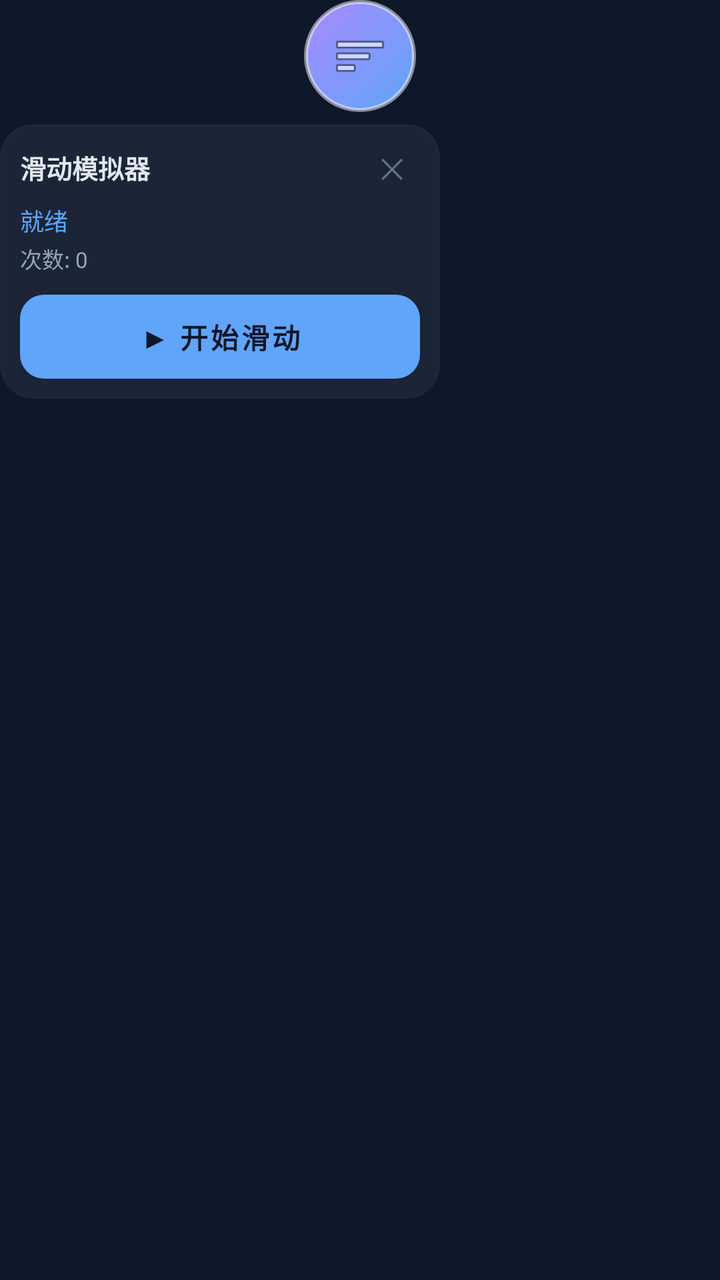
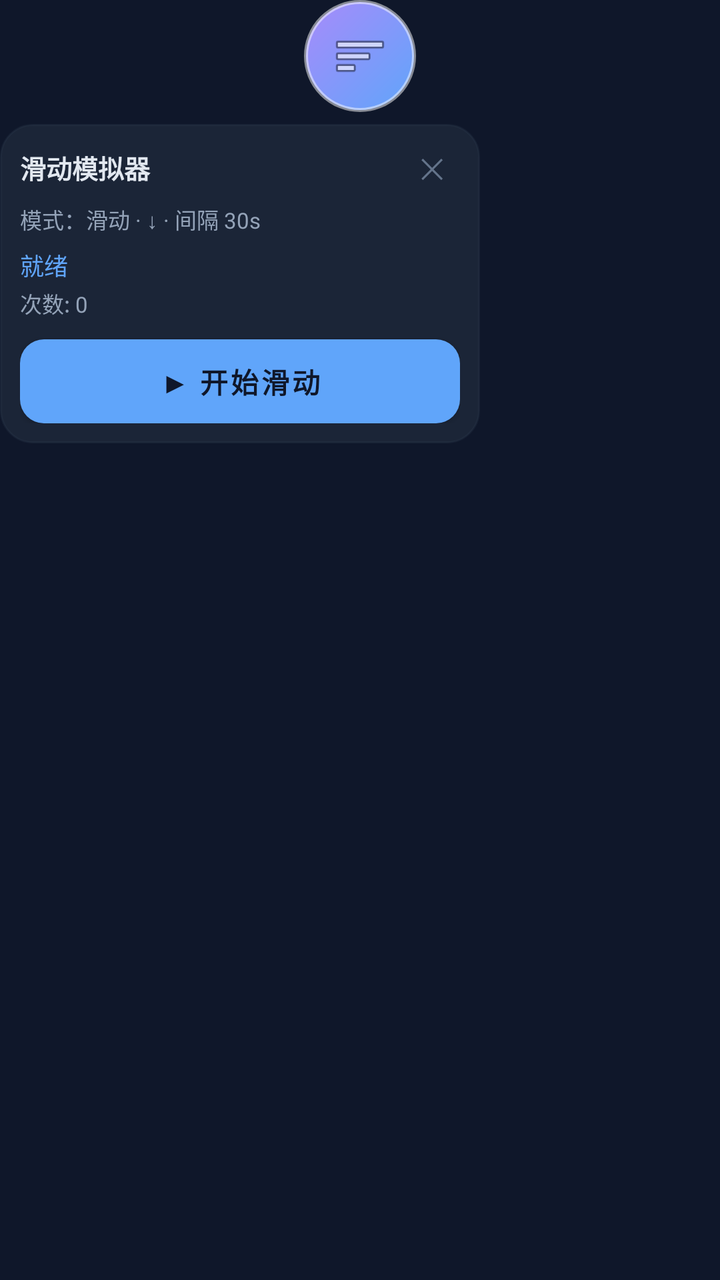

The first picture is an Android layout as it rendered before a commit; the second is the same layout after the commit. The layout source and the unified diff follow.
<!-- AndroidManifest.xml: application theme Theme.SwipeSim -->
<!-- res/layout/floating_widget.xml -->
<?xml version="1.0" encoding="utf-8"?>
<LinearLayout xmlns:android="http://schemas.android.com/apk/res/android"
    android:layout_width="wrap_content"
    android:layout_height="wrap_content"
    android:orientation="vertical">

    
    <ImageView
        android:id="@+id/handle"
        android:layout_width="56dp"
        android:layout_height="56dp"
        android:layout_gravity="center"
        android:src="@android:drawable/ic_menu_sort_by_size"
        android:background="@drawable/bg_handle"
        android:padding="14dp"
        android:scaleType="centerInside"
        android:contentDescription="悬浮球"/>

    
    <LinearLayout
        android:id="@+id/panel"
        android:layout_width="220dp"
        android:layout_height="wrap_content"
        android:orientation="vertical"
        android:background="@drawable/bg_floating"
        android:padding="10dp"
        android:layout_marginTop="6dp"
        android:visibility="visible">

        <LinearLayout
            android:layout_width="match_parent"
            android:layout_height="wrap_content"
            android:orientation="horizontal"
            android:gravity="center_vertical"
            android:layout_marginBottom="6dp">
            <TextView
                android:layout_width="0dp"
                android:layout_height="wrap_content"
                android:layout_weight="1"
                android:text="滑动模拟器"
                android:textColor="@color/text1"
                android:textSize="13sp"
                android:textStyle="bold"/>
            <TextView
                android:id="@+id/btn_close"
                android:layout_width="wrap_content"
                android:layout_height="wrap_content"
                android:text="✕"
                android:textColor="@color/text3"
                android:textSize="14sp"
                android:paddingStart="8dp"
                android:paddingEnd="8dp"
                android:paddingTop="2dp"
                android:paddingBottom="2dp"/>
        </LinearLayout>

        <TextView
            android:id="@+id/tv_status"
            android:layout_width="wrap_content"
            android:layout_height="wrap_content"
            android:text="就绪"
            android:textColor="@color/primary"
            android:textSize="12sp"
            android:layout_marginBottom="2dp"/>
        <TextView
            android:id="@+id/tv_count"
            android:layout_width="wrap_content"
            android:layout_height="wrap_content"
            android:text="次数: 0"
            android:textColor="@color/text2"
            android:textSize="11sp"
            android:layout_marginBottom="10dp"/>

        <Button
            android:id="@+id/btn_start"
            android:layout_width="match_parent"
            android:layout_height="42dp"
            android:text="▶ 开始滑动"
            android:textStyle="bold"
            android:textSize="14sp"
            android:textColor="@color/bg"
            android:background="@drawable/bg_btn_primary"/>
    </LinearLayout>
</LinearLayout>
<!-- resources referenced by this layout -->
<resources>
  <color name="bg">#0F172A</color>
  <color name="primary">#60A5FA</color>
  <color name="text1">#E2E8F0</color>
  <color name="text2">#94A3B8</color>
  <color name="text3">#64748B</color>
  <!-- drawable bg_btn_primary (drawable) -->
  <?xml version="1.0" encoding="utf-8"?>
  <shape xmlns:android="http://schemas.android.com/apk/res/android"
      android:shape="rectangle">
      <gradient
          android:startColor="#60A5FA"
          android:endColor="#A78BFA"
          android:angle="135"/>
      <corners android:radius="12dp"/>
  </shape>
  <!-- drawable bg_floating (drawable) -->
  <?xml version="1.0" encoding="utf-8"?>
  <shape xmlns:android="http://schemas.android.com/apk/res/android"
      android:shape="rectangle">
      <solid android:color="#CC1E293B"/>
      <corners android:radius="16dp"/>
      <stroke android:width="1dp" android:color="#44334155"/>
  </shape>
  <!-- drawable bg_handle (drawable) -->
  <?xml version="1.0" encoding="utf-8"?>
  <shape xmlns:android="http://schemas.android.com/apk/res/android"
      android:shape="oval">
      <gradient
          android:startColor="#60A5FA"
          android:endColor="#A78BFA"
          android:angle="135"/>
      <stroke android:width="2dp" android:color="#80FFFFFF"/>
  </shape>
  <style name="Theme.SwipeSim" parent="Theme.MaterialComponents.DayNight.DarkActionBar">
          <item name="colorPrimary">@color/primary</item>
          <item name="colorPrimaryVariant">@color/primary_alt</item>
          <item name="colorOnPrimary">@color/bg</item>
          <item name="colorSecondary">@color/primary_alt</item>
          <item name="android:windowBackground">@color/bg</item>
          <item name="android:statusBarColor">@color/bg</item>
          <item name="android:navigationBarColor">@color/bg</item>
      </style>
  <color name="primary_alt">#A78BFA</color>
</resources>

<!-- the commit's change to res/layout/floating_widget.xml (unified diff, before → after) -->
@@ -19,7 +19,7 @@
     
     <LinearLayout
         android:id="@+id/panel"
-        android:layout_width="220dp"
+        android:layout_width="240dp"
         android:layout_height="wrap_content"
         android:orientation="vertical"
         android:background="@drawable/bg_floating"
@@ -55,6 +55,16 @@
         </LinearLayout>
 
         <TextView
+            android:id="@+id/tv_params"
+            android:layout_width="match_parent"
+            android:layout_height="wrap_content"
+            android:text="模式：滑动 · ↓ · 间隔 30s"
+            android:textColor="@color/text2"
+            android:textSize="11sp"
+            android:lineSpacingExtra="2dp"
+            android:layout_marginBottom="6dp"/>
+
+        <TextView
             android:id="@+id/tv_status"
             android:layout_width="wrap_content"
             android:layout_height="wrap_content"
